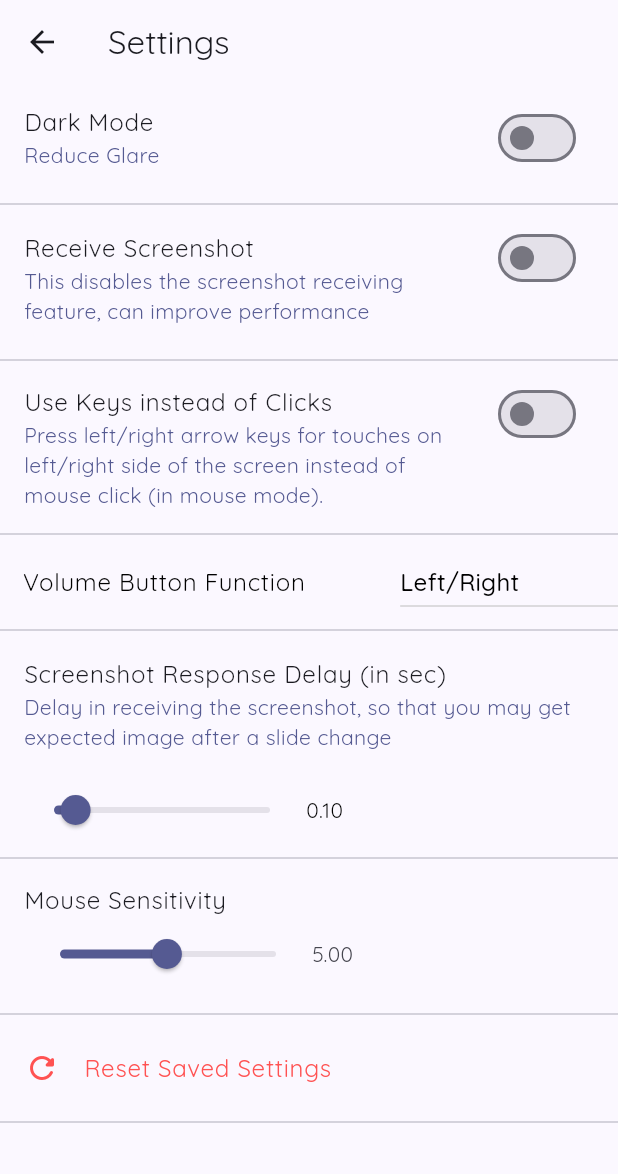
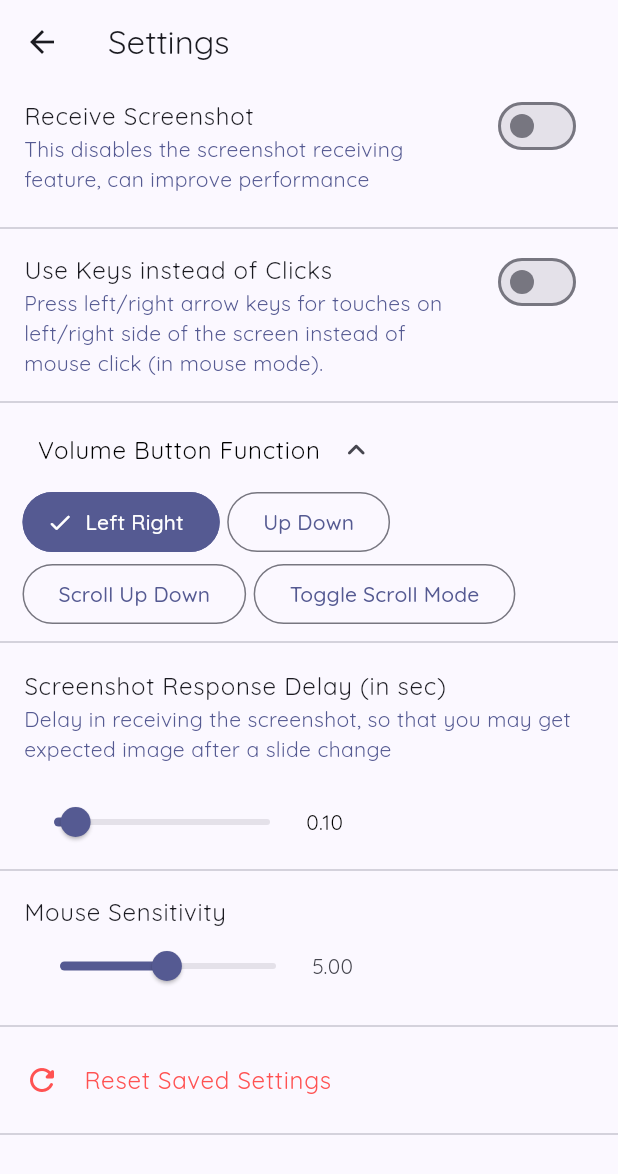
Before and after one commit to ShivanshuKGupta/remote, a Flutter app: the SettingsScreen screen opened directly, on a phone screen of 412 x 824 dp. Shown: the top 1174 px of the screen. Run offline on Flutter 3.47's test engine with Material 2 defaults, Android fonts, the light colour scheme and no system bars; our stand-ins replace flutter_riverpod, google_fonts, shared_preferences; missing offline and left inert: flutter_android_volume_keydown; accounts and stored records are empty.

```diff
--- a/lib/main.dart
+++ b/lib/main.dart
@@ -16,7 +16,11 @@ class MyApp extends ConsumerWidget {
   @override
   Widget build(BuildContext context, WidgetRef ref) {
     final settingsRef = ref.watch(settings);
-    final bool darkMode = settingsRef.darkMode;
+    final bool darkMode = settingsRef.autoDarkMode
+        ? (MediaQuery.of(context).platformBrightness == Brightness.dark
+            ? true
+            : false)
+        : settingsRef.darkMode;
     final serverRef = ref.watch(server);
     return MaterialApp(
       debugShowCheckedModeBanner: false,
--- a/lib/providers/settings.dart
+++ b/lib/providers/settings.dart
@@ -13,6 +13,7 @@ class _Settings {
 
   // app settings
   bool darkMode = false;
+  bool autoDarkMode = true;
   String serverAddr = "";
   String portNo = "";
   bool mouseMode = false;
@@ -30,6 +31,7 @@ class _SettingsProvider extends StateNotifier<_Settings> {
   String encode() {
     return json.encode({
       "darkMode": state.darkMode,
+      "autoDarkMode": state.autoDarkMode,
       "receiveImage": state.receiveImage,
       "serverAddr": state.serverAddr,
       "portNo": state.portNo,
@@ -57,6 +59,7 @@ class _SettingsProvider extends StateNotifier<_Settings> {
   void decodeAndSet(String setStr) {
     final settings = json.decode(setStr);
     state.darkMode = settings["darkMode"] ?? false;
+    state.autoDarkMode = settings["autoDarkMode"] ?? true;
     state.receiveImage = settings["receiveImage"] ?? false;
     state.serverAddr = settings["serverAddr"] ?? "192.168.";
     state.portNo = settings["portNo"] ?? "8080";
--- a/lib/screens/settings_screen.dart
+++ b/lib/screens/settings_screen.dart
@@ -7,6 +7,7 @@ import 'package:flutter_riverpod/flutter_riverpod.dart';
 import 'package:remote/providers/server.dart';
 import 'package:remote/providers/settings.dart';
 import 'package:remote/providers/volume_button_functions.dart';
+import 'package:remote/widgets/select_one.dart';
 
 import '../providers/remote_buttons.dart';
 
@@ -17,24 +18,30 @@ class SettingsScreen extends ConsumerWidget {
   Widget build(BuildContext context, WidgetRef ref) {
     final settingsInstance = ref.read(settings);
     final settingsClass = ref.read(settings.notifier);
+    const options = {
+      VolumButtonFunctions.leftRight: "Left Right",
+      VolumButtonFunctions.upDown: "Up Down",
+      VolumButtonFunctions.scroll: "Scroll Up Down",
+      VolumButtonFunctions.switchMode: "Toggle Scroll Mode",
+    };
     return Scaffold(
       appBar: AppBar(
         title: const Text('Settings'),
       ),
       body: ListView(
         children: [
-          SwitchListTile(
-              title: const Text('Dark Mode'),
-              subtitle: Text(
-                'Reduce Glare',
-                style: TextStyle(color: Theme.of(context).colorScheme.primary),
-              ),
-              value: ref.watch(settings).darkMode,
-              onChanged: (value) {
-                settingsInstance.darkMode = value;
-                settingsClass.notifyListeners();
-              }),
-          const Divider(),
+          // SwitchListTile(
+          //     title: const Text('Dark Mode'),
+          //     subtitle: Text(
+          //       'Reduce Glare',
+          //       style: TextStyle(color: Theme.of(context).colorScheme.primary),
+          //     ),
+          //     value: ref.watch(settings).darkMode,
+          //     onChanged: (value) {
+          //       settingsInstance.darkMode = value;
+          //       settingsClass.notifyListeners();
+          //     }),
+          // const Divider(),
           SwitchListTile(
               title: const Text('Receive Screenshot'),
               isThreeLine: true,
@@ -64,44 +71,60 @@ class SettingsScreen extends ConsumerWidget {
           const Divider(),
           Padding(
             padding: const EdgeInsets.only(left: 15),
-            child: Row(
-              mainAxisAlignment: MainAxisAlignment.spaceBetween,
+            child: Wrap(
+              alignment: WrapAlignment.spaceBetween,
               children: [
-                Text(
-                  "Volume Button Function",
-                  style: Theme.of(context).textTheme.bodyLarge,
-                ),
-                DropdownButton(
-                  iconSize: 0,
-                  elevation: 5,
-                  isDense: false,
-                  hint: const Text('Function'),
-                  borderRadius: BorderRadius.circular(20),
-                  value: settingsInstance.volumeButtonFunctions,
-                  items: const <DropdownMenuItem<VolumButtonFunctions>>[
-                    DropdownMenuItem(
-                      value: VolumButtonFunctions.leftRight,
-                      child: Text('Left/Right'),
-                    ),
-                    DropdownMenuItem(
-                      value: VolumButtonFunctions.upDown,
-                      child: Text('Up/Down'),
-                    ),
-                    DropdownMenuItem(
-                      value: VolumButtonFunctions.scroll,
-                      child: Text('Scroll'),
-                    ),
-                    DropdownMenuItem(
-                      value: VolumButtonFunctions.switchMode,
-                      child: Text('Toggle Scroll Mode'),
-                    ),
-                  ],
-                  onChanged: (value) {
-                    settingsInstance.volumeButtonFunctions =
-                        value ?? VolumButtonFunctions.leftRight;
+                SelectOne<String>(
+                  expanded: true,
+                  title: "Volume Button Function",
+                  allOptions: options.values.toSet(),
+                  // allOptions: [
+                  //   'Left/Right',
+                  //   'Up/Down',
+                  //   'Scroll',
+                  //   'Toggle Scroll Mode'
+                  // ],
+                  selectedOption:
+                      options[settingsInstance.volumeButtonFunctions],
+                  onChange: (value) {
+                    settingsInstance.volumeButtonFunctions = options.entries
+                        .firstWhere((entry) => entry.value == value)
+                        .key;
                     settingsClass.notifyListeners();
+                    return true;
                   },
                 ),
+                // DropdownButton(
+                //   // icon: const Icon(Icons.arrow_downward_rounded),
+                //   elevation: 5,
+                //   isDense: false,
+                //   hint: const Text('Function'),
+                //   borderRadius: BorderRadius.circular(20),
+                //   value: settingsInstance.volumeButtonFunctions,
+                //   items: const <DropdownMenuItem<VolumButtonFunctions>>[
+                //     DropdownMenuItem(
+                //       value: VolumButtonFunctions.leftRight,
+                //       child: Text('Left/Right'),
+                //     ),
+                //     DropdownMenuItem(
+                //       value: VolumButtonFunctions.upDown,
+                //       child: Text('Up/Down'),
+                //     ),
+                //     DropdownMenuItem(
+                //       value: VolumButtonFunctions.scroll,
+                //       child: Text('Scroll'),
+                //     ),
+                //     DropdownMenuItem(
+                //       value: VolumButtonFunctions.switchMode,
+                //       child: Text('Toggle Scroll Mode'),
+                //     ),
+                //   ],
+                //   onChanged: (value) {
+                //     settingsInstance.volumeButtonFunctions =
+                //         value ?? VolumButtonFunctions.leftRight;
+                //     settingsClass.notifyListeners();
+                //   },
+                // ),
               ],
             ),
           ),
@@ -160,6 +183,7 @@ class SettingsScreen extends ConsumerWidget {
   }
 }
 
+// ignore: must_be_immutable
 class _DelaySlider extends StatefulWidget {
   _DelaySlider(
     this.onChange, {
--- a/lib/widgets/pc_screen.dart
+++ b/lib/widgets/pc_screen.dart
@@ -31,7 +31,8 @@ class _PcScreenState extends ConsumerState<PcScreen> {
     return (widget.image == null || !ref.watch(settings).receiveImage)
         ? Center(
             child: Text(
-              'Turn on receive image in settings',
+              'Move your finger here to move the mouse',
+              textAlign: TextAlign.center,
               style: Theme.of(context).textTheme.titleLarge,
             ),
           )
--- /dev/null
+++ b/lib/widgets/select_one.dart
@@ -0,0 +1,104 @@
+import 'package:flutter/material.dart';
+import 'package:remote/widgets/select_one_tile.dart';
+
+// ignore: must_be_immutable
+class SelectOne<T> extends StatefulWidget {
+  final Set<T> allOptions;
+  final Set<T> disabledOptions;
+  T? selectedOption;
+  final bool Function(T chosenOption) onChange;
+  final String? title;
+  final String? subtitle;
+  bool expanded;
+  SelectOne({
+    super.key,
+    required this.allOptions,
+    this.disabledOptions = const {},
+    this.selectedOption,
+    required this.onChange,
+    this.title,
+    this.subtitle,
+    this.expanded = false,
+  });
+
+  @override
+  State<SelectOne<T>> createState() => _SelectOneState<T>();
+}
+
+class _SelectOneState<T> extends State<SelectOne<T>> {
+  @override
+  Widget build(BuildContext context) {
+    final Wrap body = Wrap(
+      alignment: WrapAlignment.start,
+      runSpacing: 0,
+      spacing: 5,
+      children: widget.allOptions
+          .map((e) => SelectOneTile(
+                enabled: !widget.disabledOptions.contains(e.toString()),
+                label: e.toString(),
+                isSelected: widget.selectedOption == e,
+                onPressed: () {
+                  if (widget.onChange(e)) {
+                    setState(() {
+                      widget.selectedOption = e;
+                    });
+                  }
+                },
+              ))
+          .toList(),
+    );
+    return SizedBox(
+      width: MediaQuery.of(context).size.width,
+      child: Column(
+        crossAxisAlignment: CrossAxisAlignment.start,
+        mainAxisSize: MainAxisSize.min,
+        children: [
+          if (widget.title != null)
+            Padding(
+              padding: const EdgeInsets.symmetric(horizontal: 10.0),
+              child: SingleChildScrollView(
+                scrollDirection: Axis.horizontal,
+                child: Row(
+                  mainAxisSize: MainAxisSize.min,
+                  children: [
+                    Column(
+                      mainAxisSize: MainAxisSize.min,
+                      crossAxisAlignment: CrossAxisAlignment.start,
+                      children: [
+                        Text(
+                          widget.title!,
+                          style: Theme.of(context).textTheme.bodyLarge,
+                        ),
+                        if (widget.subtitle != null)
+                          Text(
+                            widget.subtitle!,
+                            style: Theme.of(context).textTheme.bodySmall,
+                          ),
+                      ],
+                    ),
+                    IconButton(
+                      onPressed: () {
+                        setState(() {
+                          widget.expanded = !widget.expanded;
+                        });
+                      },
+                      icon: Icon(widget.expanded
+                          ? Icons.keyboard_arrow_up_rounded
+                          : Icons.keyboard_arrow_down_rounded),
+                    ),
+                  ],
+                ),
+              ),
+            ),
+          if (widget.expanded)
+            body
+          else
+            SingleChildScrollView(
+              scrollDirection: Axis.horizontal,
+              child: body,
+            ),
+        ],
+      ),
+    );
+  }
+}
--- /dev/null
+++ b/lib/widgets/select_one_tile.dart
@@ -0,0 +1,31 @@
+import 'package:flutter/material.dart';
+
+class SelectOneTile extends StatelessWidget {
+  final bool isSelected;
+  final void Function() onPressed;
+  final String label;
+  final bool enabled;
+  const SelectOneTile({
+    super.key,
+    required this.isSelected,
+    required this.onPressed,
+    required this.label,
+    this.enabled = true,
+  });
+  @override
+  Widget build(BuildContext context) {
+    final theme = Theme.of(context);
+    return OutlinedButton.icon(
+      icon: isSelected ? const Icon(Icons.done_rounded) : Container(),
+      style: isSelected
+          ? OutlinedButton.styleFrom(
+              foregroundColor: theme.colorScheme.onPrimary,
+              backgroundColor: theme.colorScheme.primary,
+              side: BorderSide(color: theme.colorScheme.primary),
+            )
+          : null,
+      onPressed: enabled ? onPressed : null,
+      label: Text(label),
+    );
+  }
+}
```
Also changed, not shown: lib/screens/home_screen.dart (+40 -38 lines), lib/screens/main_drawer.dart (+44 -6 lines), lib/widgets/dark_light_mode_button.dart (added, +36 -0 lines), pubspec.lock, 1 other file.
